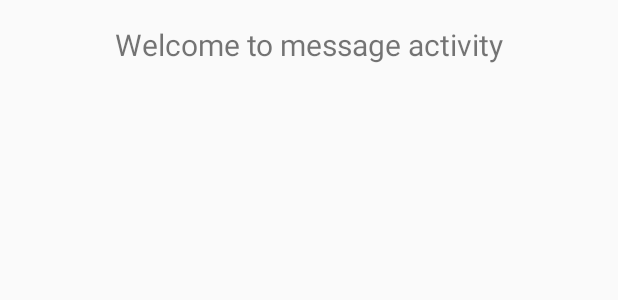
After one commit to rizqyfahmi/HelloAndroid, an Android app: the layout activity_message.xml on its own in the app's theme, with its tools: preview values and no code run, on a phone screen of 412 x 824 dp. The commit adds this screen. Shown: the top 300 px of the screen. Run offline under Robolectric (Android 15) with nearby library versions, the phone set to English and light mode, and no system bars.

Commit message:
1. Put cursor into "App" folder 2. Right click > New > Activity > Empty Activity 3. Give new activity a name "MessageActivity", then finish. 4. Add TextView on app/res/layout/activity_message.xml 5. Add new value called "welcome_mesage" on app/res/values/strings.xml 6. Set the value into TextView we add before 7. Go to app/res/layout/activity_main.xml, Select the button, set onclick listener method called "sendMessage" 8. Create "sendMessage" method in app/java/com.rizqyfahmi.helloandroid/MainActivity

```diff
--- a/app/src/main/AndroidManifest.xml
+++ b/app/src/main/AndroidManifest.xml
@@ -16,6 +16,7 @@
                 <category android:name="android.intent.category.LAUNCHER" />
             </intent-filter>
         </activity>
+        <activity android:name=".MessageActivity"></activity>
     </application>
 
 </manifest>
--- a/app/src/main/java/com/rizqyfahmi/helloandroid/MainActivity.java
+++ b/app/src/main/java/com/rizqyfahmi/helloandroid/MainActivity.java
@@ -1,7 +1,9 @@
 package com.rizqyfahmi.helloandroid;
 
+import android.content.Intent;
 import android.support.v7.app.AppCompatActivity;
 import android.os.Bundle;
+import android.view.View;
 
 public class MainActivity extends AppCompatActivity {
 
@@ -10,4 +12,9 @@ public class MainActivity extends AppCompatActivity {
         super.onCreate(savedInstanceState);
         setContentView(R.layout.activity_main);
     }
+
+    public void sendMessage(View view){
+        Intent intent = new Intent(this, MessageActivity.class);
+        startActivity(intentgit);
+    }
 }
--- /dev/null
+++ b/app/src/main/java/com/rizqyfahmi/helloandroid/MessageActivity.java
@@ -0,0 +1,13 @@
+package com.rizqyfahmi.helloandroid;
+
+import android.support.v7.app.AppCompatActivity;
+import android.os.Bundle;
+
+public class MessageActivity extends AppCompatActivity {
+
+    @Override
+    protected void onCreate(Bundle savedInstanceState) {
+        super.onCreate(savedInstanceState);
+        setContentView(R.layout.activity_message);
+    }
+}
--- a/app/src/main/res/layout/activity_main.xml
+++ b/app/src/main/res/layout/activity_main.xml
@@ -27,6 +27,7 @@
         android:layout_height="wrap_content"
         android:layout_marginStart="16dp"
         android:layout_marginEnd="16dp"
+        android:onClick="sendMessage"
         android:text="@string/button_label"
         app:layout_constraintBaseline_toBaselineOf="@+id/editText"
         app:layout_constraintEnd_toEndOf="parent"
--- /dev/null
+++ b/app/src/main/res/layout/activity_message.xml
@@ -0,0 +1,21 @@
+<?xml version="1.0" encoding="utf-8"?>
+<android.support.constraint.ConstraintLayout xmlns:android="http://schemas.android.com/apk/res/android"
+    xmlns:app="http://schemas.android.com/apk/res-auto"
+    xmlns:tools="http://schemas.android.com/tools"
+    android:layout_width="match_parent"
+    android:layout_height="match_parent"
+    tools:context=".MessageActivity">
+
+    <TextView
+        android:id="@+id/textView"
+        android:layout_width="wrap_content"
+        android:layout_height="wrap_content"
+        android:layout_marginStart="16dp"
+        android:layout_marginTop="16dp"
+        android:layout_marginEnd="16dp"
+        android:text="@string/welcome_mesage"
+        android:textSize="20sp"
+        app:layout_constraintEnd_toEndOf="parent"
+        app:layout_constraintStart_toStartOf="parent"
+        app:layout_constraintTop_toTopOf="parent" />
+</android.support.constraint.ConstraintLayout>
--- a/app/src/main/res/values/strings.xml
+++ b/app/src/main/res/values/strings.xml
@@ -2,4 +2,5 @@
     <string name="app_name">Hello Android</string>
     <string name="edit_message">Enter a Message</string>
     <string name="button_label">Send Message</string>
+    <string name="welcome_mesage">Welcome to message activity</string>
 </resources>
```
